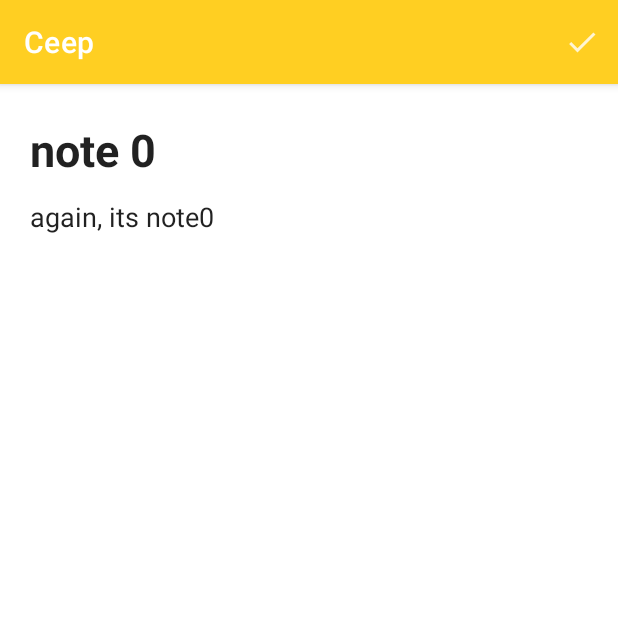
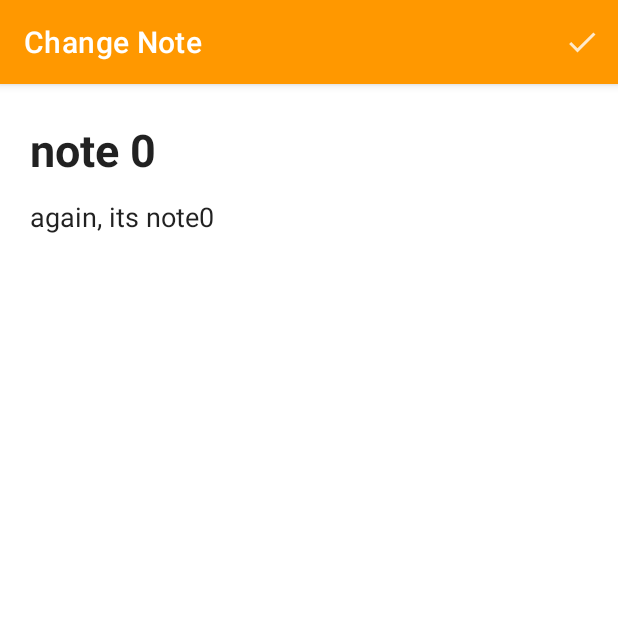
Before and after one commit to Matheustavares22/Ceep, an Android app: the screen it shows after launch (FormNoteActivity), after a tap on an icon or button, on a phone screen of 412 x 824 dp, the top half of it. Run offline under Robolectric (Android 15) with nearby library versions, the phone set to English and light mode, and no system bars.

Commit message:
almost concluded

```diff
--- a/app/src/main/java/alura/com/br/ceep/ui/activity/FormNoteActivity.java
+++ b/app/src/main/java/alura/com/br/ceep/ui/activity/FormNoteActivity.java
@@ -28,11 +28,13 @@ public class FormNoteActivity extends AppCompatActivity {
         super.onCreate(savedInstanceState);
         setContentView(R.layout.activity_form_note);
 
+        setTitle(getString(R.string.appbar_FormNoteActivity_insertNote));
         initiateFields();
 
         Intent receivedData = getIntent();
 
         if (receivedData.hasExtra(KEY_NOTE)) {
+            setTitle(getString(R.string.appbar_FormNoteActivity_changeNote));
             receivedPosition = receivedData.getIntExtra(KEY_POSITION, INVALID_POSITION);
             Note receivedNote = (Note) receivedData.getSerializableExtra(KEY_NOTE);
 
--- a/app/src/main/java/alura/com/br/ceep/ui/activity/NoteListActivity.java
+++ b/app/src/main/java/alura/com/br/ceep/ui/activity/NoteListActivity.java
@@ -34,7 +34,7 @@ public class NoteListActivity extends AppCompatActivity {
     protected void onCreate(Bundle savedInstanceState) {
         super.onCreate(savedInstanceState);
         setContentView(R.layout.activity_note_list);
-
+        setTitle(getString(R.string.appbar_NoteListActivity));
         List<Note> allNotes = getAllNotes();
 
         configureRecyclerView(allNotes);
@@ -89,7 +89,7 @@ public class NoteListActivity extends AppCompatActivity {
     @Override
     protected void onActivityResult(int requestCode, int resultCode, @Nullable Intent data) {
         if (isaResultCreatingNote(requestCode)) {
-            if(isResultOk(resultCode)) {
+            if (isResultOk(resultCode)) {
                 Note note = (Note) data.getSerializableExtra(KEY_NOTE);
                 addNote(note);
                 toastMessage(R.string.save_note_msg);
@@ -97,7 +97,7 @@ public class NoteListActivity extends AppCompatActivity {
         }
 
         if (isaResultChangeNote(requestCode, data)) {
-            if(isResultOk(resultCode)) {
+            if (isResultOk(resultCode)) {
                 Note receivedNote = (Note) data.getSerializableExtra(KEY_NOTE);
                 Integer receivedPosition = data.getIntExtra(KEY_POSITION, INVALID_POSITION);
 
@@ -141,7 +141,7 @@ public class NoteListActivity extends AppCompatActivity {
     }
 
     private boolean hasNote(Intent data) {
-        return data.hasExtra(KEY_NOTE);
+        return data != null && data.hasExtra(KEY_NOTE);
     }
 
     private void changeNote(Note note, Integer position) {
--- a/app/src/main/res/values/strings.xml
+++ b/app/src/main/res/values/strings.xml
@@ -5,4 +5,7 @@
     <string name="save_note">Save note</string>
     <string name="save_note_msg">Saved</string>
     <string name="save_note_error_msg">There was a problem saving the edited note</string>
+    <string name="appbar_NoteListActivity">Notes</string>
+    <string name="appbar_FormNoteActivity_insertNote">Insert note</string>
+    <string name="appbar_FormNoteActivity_changeNote">Change Note</string>
 </resources>
--- a/app/src/main/res/values/themes.xml
+++ b/app/src/main/res/values/themes.xml
@@ -2,13 +2,13 @@
     <!-- Base application theme. -->
     <style name="Theme.Ceep" parent="Theme.MaterialComponents.DayNight.DarkActionBar">
         <!-- Primary brand color. -->
-        <item name="colorPrimary">#FFCF22</item>
-        <item name="colorPrimaryVariant">#FFC800</item>
-        <item name="colorOnPrimary">#FFB700</item>
+        <item name="colorPrimary">#ff9800</item>
+        <item name="colorPrimaryVariant">#000000</item>
+        <item name="colorOnPrimary">#000000</item>
         <!-- Secondary brand color. -->
-        <item name="colorSecondary">@color/teal_200</item>
-        <item name="colorSecondaryVariant">@color/teal_700</item>
-        <item name="colorOnSecondary">@color/black</item>
+        <item name="colorSecondary">#c66900</item>
+        <item name="colorSecondaryVariant">#000000</item>
+        <item name="colorOnSecondary">#000000</item>
         <!-- Status bar color. -->
         <item name="android:statusBarColor" tools:targetApi="l">?attr/colorPrimaryVariant</item>
         <!-- Customize your theme here. -->
--- a/build.gradle
+++ b/build.gradle
@@ -5,7 +5,7 @@ buildscript {
         mavenCentral()
     }
     dependencies {
-        classpath 'com.android.tools.build:gradle:7.0.0'
+        classpath 'com.android.tools.build:gradle:7.0.1'
 
         // NOTE: Do not place your application dependencies here; they belong
         // in the individual module build.gradle files
```
